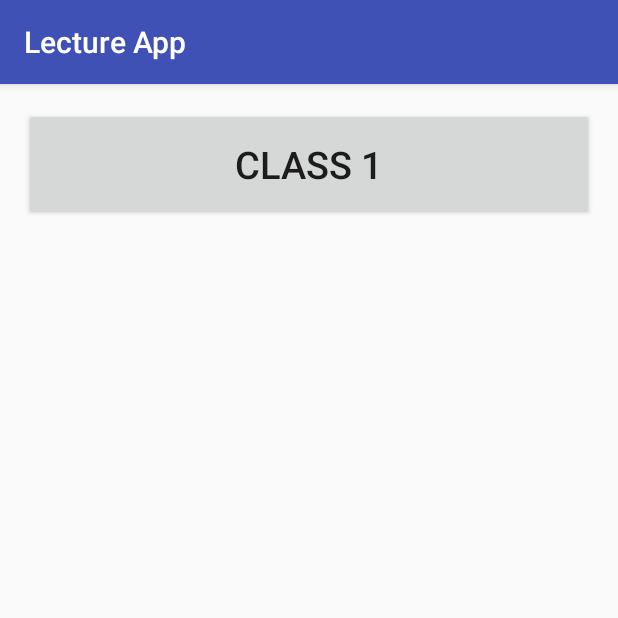
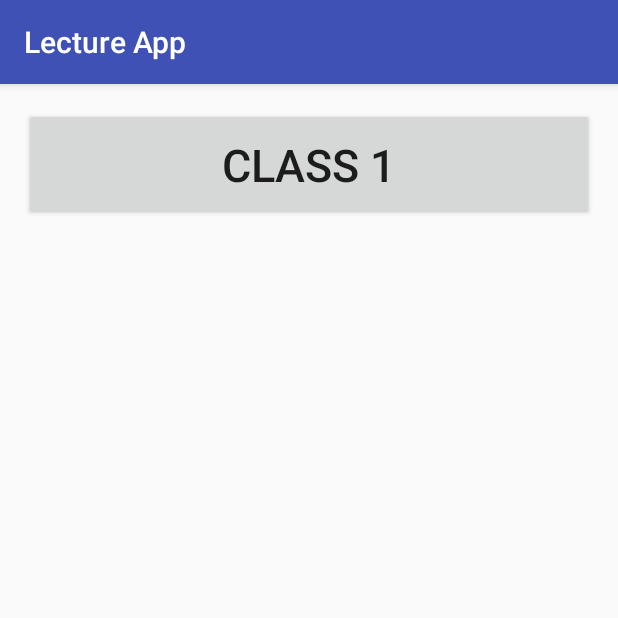
Before and after one commit to chs-advanced-java/RecoLecture, an Android app: the ClassMainScreen screen opened directly, with no data from a screen before it, on a phone screen of 412 x 824 dp, the top half of it. Run offline under Robolectric (Android 15) with nearby library versions, the phone set to English and light mode, and no system bars.

Commit message:
Merge branch 'master' of /Users/adv_java/AndroidStudioProjects/Lecture_App with conflicts.

```diff
--- a/app/src/main/res/layout/class_main_screen.xml
+++ b/app/src/main/res/layout/class_main_screen.xml
@@ -12,7 +12,7 @@
     <Button
         android:layout_width="3000dp"
         android:layout_height="75dp"
-        android:textSize="25sp"
+        android:textSize="30sp"
         android:text="Class 1"
         android:id="@+id/button"
         android:layout_alignParentTop="true"
```
Also changed, not shown: 2 other files.
